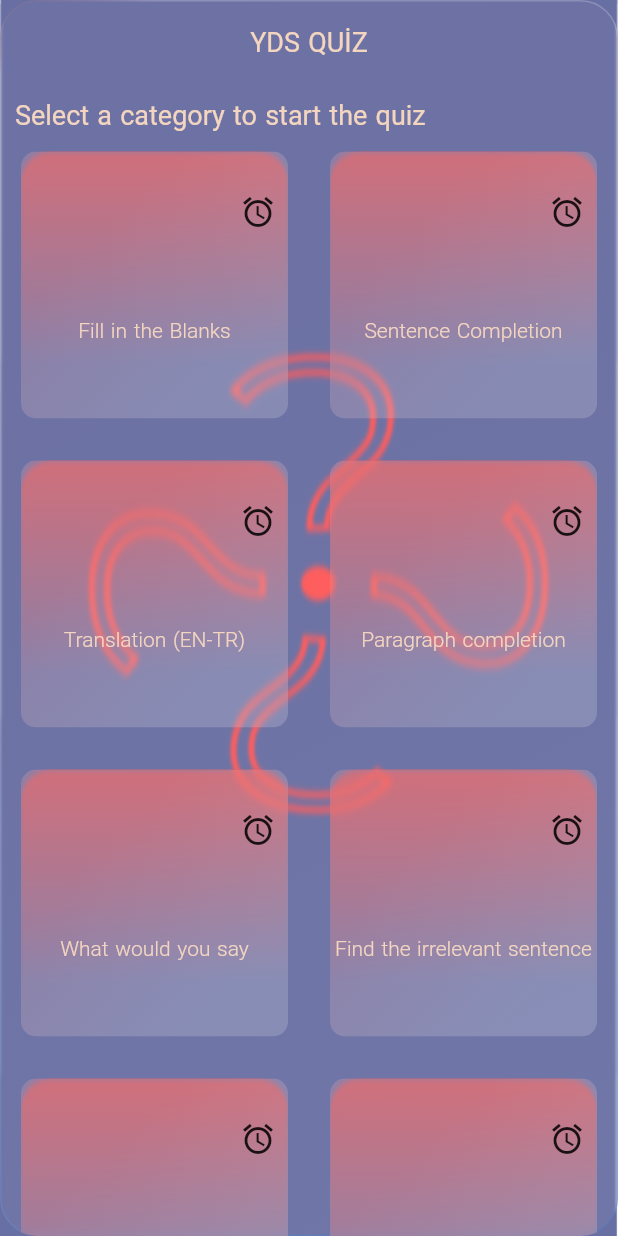
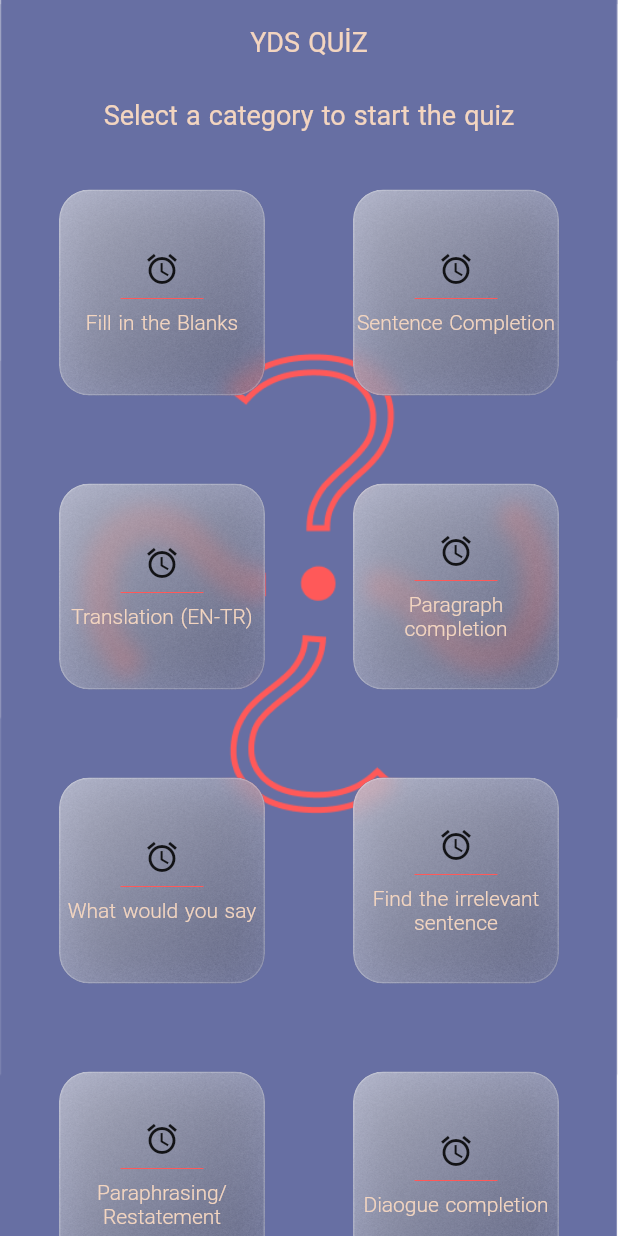
Before and after one commit to htrhan/english_exam, a Flutter app: the screen it shows after launch, on a phone screen of 412 x 824 dp. Run offline on Flutter 3.47's test engine with Material 2 defaults, Android fonts, the phone set to English and light mode, and no system bars; drawn by our look-alikes of glassmorphism; our stand-ins replace animated_text_kit, flutter_custom_clippers, html_unescape, sqflite; accounts and stored records are empty; Roboto replaces fonts that are missing (SansPro).

Commit message:
glassmorphic container

```diff
--- a/lib/ui/grid_view/grid_view.dart
+++ b/lib/ui/grid_view/grid_view.dart
@@ -1,5 +1,6 @@
 import 'package:english_quiz/modal/categories.dart';
 import 'package:english_quiz/ui/constants.dart';
+import 'package:english_quiz/ui/widget/glassmorphic_widget.dart';
 import 'package:english_quiz/ui/widget/text_button.dart';
 import 'package:flutter/material.dart';
 import 'package:glassmorphism/glassmorphism.dart';
@@ -18,25 +19,37 @@ class _GridviewState extends State<Gridview> {
       child: GridView.count(
         padding: const EdgeInsets.only(left: 10, right: 10),
         crossAxisCount: 2,
-        crossAxisSpacing: 20,
-        mainAxisSpacing: 20,
         children: categories
-            .map((item) => Card(
-                  color: Colors.transparent,
-                  elevation: 0,
-                  child: Container(
-                    decoration: BoxDecoration(
-                      gradient: kGridGradient,
-                      borderRadius: BorderRadius.circular(20),
-                      /* image: DecorationImage(
-                        image: NetworkImage(item.images), fit: BoxFit.cover),*/
-                    ),
-                    child: TextButtonWidget(
-                      category: item,
-                      child: _glassmorphicWidget(item.icon, item.title),
+            .map(
+              (item) => TextButtonWidget(
+                category: item,
+                child: FrostedGlassBox(
+                  width: MediaQuery.of(context).size.width / 3,
+                  height: MediaQuery.of(context).size.width / 3,
+                  child: Center(
+                    child: Column(
+                      mainAxisAlignment: MainAxisAlignment.center,
+                      children: [
+                        Icon(item.icon),
+                        const Divider(
+                          color: kRedColor,
+                          endIndent: 40,
+                          indent: 40,
+                        ),
+                        Text(
+                          item.title,
+                          style: ThemeData().textTheme.headline1?.copyWith(
+                              color: const Color(0xFFF3D5C0),
+                              fontWeight: FontWeight.w300,
+                              fontSize: 14),
+                          textAlign: TextAlign.center,
+                        ),
+                      ],
                     ),
                   ),
-                ))
+                ), //_glassmorphicWidget(item.icon, item.title),
+              ),
+            )
             .toList(),
       ),
     );
--- a/lib/ui/home_view.dart
+++ b/lib/ui/home_view.dart
@@ -24,41 +24,8 @@ class _MyHomePageState extends State<MyHomePage> {
               image: Image.asset("assets/images/bg.png").image,
               fit: BoxFit.cover),
         ),
-        child: GlassmorphicContainer(
-          width: MediaQuery.of(context).size.width,
-          height: MediaQuery.of(context).size.height,
-          borderRadius: 25,
-          blur: 1,
-          alignment: Alignment.bottomCenter,
-          border: 1,
-          linearGradient: LinearGradient(
-              begin: Alignment.topLeft,
-              end: Alignment.bottomRight,
-              colors: [
-                const Color(0xFFFFAFAF).withAlpha(10),
-                const Color(0xFFffffff).withAlpha(15),
-              ],
-              stops: const [
-                0.3,
-                1,
-              ]),
-          borderGradient: LinearGradient(
-              begin: Alignment.bottomRight,
-              end: Alignment.topLeft,
-              colors: [
-                const Color(0xFF4579C5).withAlpha(100),
-                const Color(0xFFFFFFFF).withAlpha(55),
-                const Color(0xFFF75035).withAlpha(10),
-              ],
-              stops: const [
-                0.06,
-                0.95,
-                1
-              ]),
         child: SafeArea(
           child: Column(
-              mainAxisAlignment: MainAxisAlignment.start,
-              crossAxisAlignment: CrossAxisAlignment.start,
             children: [
               Padding(
                 padding: const EdgeInsets.all(10.0),
@@ -76,7 +43,6 @@ class _MyHomePageState extends State<MyHomePage> {
           ),
         ),
       ),
-      ),
     );
   }
 }
--- /dev/null
+++ b/lib/ui/widget/glassmorphic_widget.dart
@@ -0,0 +1,69 @@
+import 'dart:ui';
+
+import 'package:flutter/material.dart';
+
+class FrostedGlassBox extends StatelessWidget {
+  final double width, height;
+  final Widget child;
+
+  const FrostedGlassBox(
+      {Key? key,
+      required this.width,
+      required this.height,
+      required this.child})
+      : super(key: key);
+
+  @override
+  Widget build(BuildContext context) {
+    return ClipRRect(
+      borderRadius: BorderRadius.circular(20.0),
+      child: Container(
+        width: width,
+        height: height,
+        child: Stack(
+          children: [
+            BackdropFilter(
+              filter: ImageFilter.blur(
+                sigmaX: 7.0,
+                sigmaY: 7.0,
+              ),
+              child: Container(width: width, height: height, child: Text(" ")),
+            ),
+            Opacity(
+                opacity: 0.15,
+                child: Image.asset(
+                  "assets/images/noise.png",
+                  fit: BoxFit.cover,
+                  width: width,
+                  height: height,
+                )),
+            Container(
+              decoration: BoxDecoration(
+                  boxShadow: [
+                    BoxShadow(
+                        color: Colors.black.withOpacity(0.25),
+                        blurRadius: 30,
+                        offset: Offset(2, 2))
+                  ],
+                  borderRadius: BorderRadius.circular(20.0),
+                  border: Border.all(
+                      color: Colors.white.withOpacity(0.2), width: 1.0),
+                  gradient: LinearGradient(
+                      begin: Alignment.topLeft,
+                      end: Alignment.bottomRight,
+                      colors: [
+                        Colors.white.withOpacity(0.5),
+                        Colors.white.withOpacity(0.1),
+                      ],
+                      stops: const [
+                        0.0,
+                        1.0,
+                      ])),
+              child: child,
+            ),
+          ],
+        ),
+      ),
+    );
+  }
+}
--- a/lib/ui/widget/text_button.dart
+++ b/lib/ui/widget/text_button.dart
@@ -25,7 +25,7 @@ class _TextButtonWidgetState extends State<TextButtonWidget> {
   @override
   Widget build(BuildContext context) {
     return InkWell(
-      overlayColor: MaterialStateProperty.all(Colors.greenAccent),
+      overlayColor: MaterialStateProperty.all(Colors.red),
       borderRadius: BorderRadius.circular(20),
       onTap: () {
         showDialog(
@@ -33,7 +33,7 @@ class _TextButtonWidgetState extends State<TextButtonWidget> {
           builder: (context) => QuizOptionView(category: widget.category),
         );
       },
-      child: widget.child,
+      child: Center(child: widget.child),
     );
   }
 }
--- a/pubspec.yaml
+++ b/pubspec.yaml
@@ -35,6 +35,7 @@ dependencies:
   flutter_custom_clippers: ^2.0.0
   html_unescape: ^2.0.0
 
+
   flutter:
     sdk: flutter
   glassmorphism: ^3.0.0
@@ -64,6 +65,7 @@ flutter:
   assets:
     - assets/images/bg.png
     - assets/images/image1.png
+    - assets/images/noise.png
     - assets/flutter.db
   #   - images/a_dot_burr.jpeg
   #   - images/a_dot_ham.jpeg
```
Also changed, not shown: assets/images/noise.png (added). Lines whose indentation alone changed are shown as unchanged.
